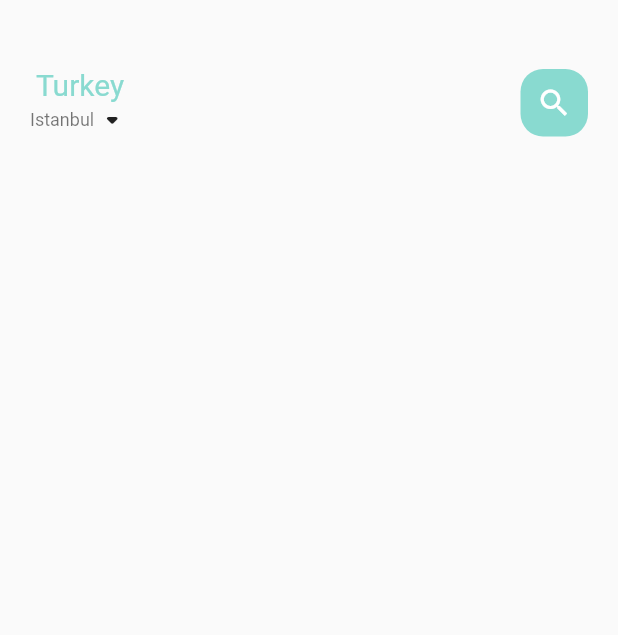
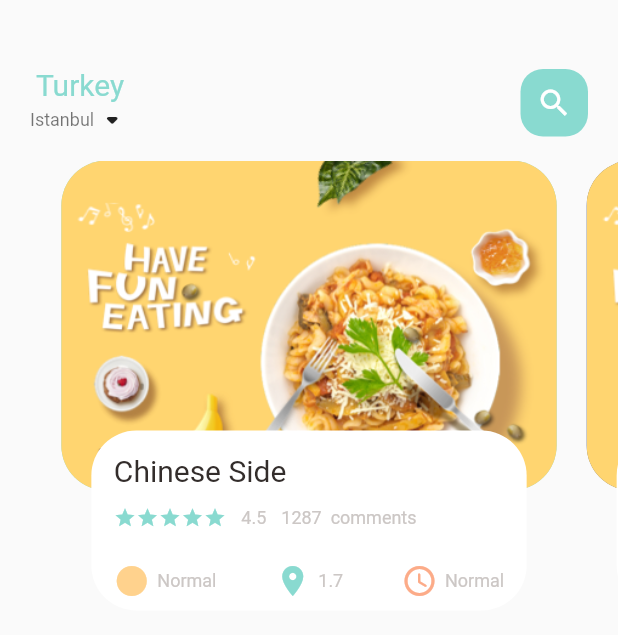
Before and after one commit to mehrdad03/food_delivery, a Flutter app: the screen it shows after launch, on a phone screen of 412 x 824 dp. Shown: the top 635 px of the screen. Run offline on Flutter 3.47's test engine with Material 2 defaults, Android fonts, the phone set to English and light mode, and no system bars.

Commit message:
design slider in food_page_body.dart

```diff
--- /dev/null
+++ b/lib/home/food_page_body.dart
@@ -0,0 +1,117 @@
+import 'package:flutter/cupertino.dart';
+import 'package:flutter/material.dart';
+import 'package:food_delivery/utils/colors.dart';
+import 'package:food_delivery/widgets/big_text.dart';
+import 'package:food_delivery/widgets/icon_and_text_widget.dart';
+import 'package:food_delivery/widgets/small_text.dart';
+
+class FoodPageBody extends StatefulWidget {
+  const FoodPageBody({Key? key}) : super(key: key);
+
+  @override
+  State<FoodPageBody> createState() => _FoodPageBodyState();
+}
+
+class _FoodPageBodyState extends State<FoodPageBody> {
+  PageController pageController = PageController(viewportFraction: .85);
+
+  @override
+  Widget build(BuildContext context) {
+    return Container(
+      height: 320,
+      child: PageView.builder(
+          controller: pageController,
+          itemCount: 5,
+          itemBuilder: (context, position) {
+            return _buildPageItem(position);
+          }),
+    );
+  }
+}
+
+Widget _buildPageItem(int index) {
+  return Stack(
+    children: [
+      Container(
+          height: 220,
+          margin: const EdgeInsets.only(left: 10, right: 10),
+          decoration: BoxDecoration(
+            borderRadius: BorderRadius.circular(30),
+            color: index.isEven ? AppColors.mainColor : Colors.black54,
+            image: const DecorationImage(
+                fit: BoxFit.cover, image: AssetImage("assets/image/food0.png")),
+          )),
+      Align(
+        //like position widget
+        alignment: Alignment.bottomCenter,
+        child: Container(
+          height: 120,
+          margin: const EdgeInsets.only(
+            left: 30,
+            bottom: 20,
+            right: 30,
+          ),
+          decoration: BoxDecoration(
+              borderRadius: BorderRadius.circular(30), color: Colors.white),
+          child: Container(
+            padding: EdgeInsets.only(top: 15, left: 15, right: 15),
+            child: Column(
+              crossAxisAlignment: CrossAxisAlignment.start,
+              children: [
+                BigText(text: "Chinese Side"),
+                SizedBox(
+                  height: 10,
+                ),
+                Row(
+                  children: [
+                    Wrap(
+                      //put children horizontally
+                      children: List.generate(
+                          5,
+                          (index) => Icon(
+                                Icons.star,
+                                color: AppColors.mainColor,
+                                size: 15,
+                              )),
+                    ),
+                    const SizedBox(
+                      width: 10,
+                    ),
+                    SmallText(text: "4.5"),
+                    const SizedBox(
+                      width: 10,
+                    ),
+                    SmallText(text: "1287  comments"),
+                    const SizedBox(
+                      height: 20,
+                    ),
+                  ],
+                ),
+                const SizedBox(
+                  height: 20,
+                ),
+                Row(
+                  mainAxisAlignment: MainAxisAlignment.spaceBetween,
+                  children: [
+                    IconAndTextWidget(
+                        text: 'Normal',
+                        icon: Icons.circle_sharp,
+                        iconColor: AppColors.iconColor1),
+                    IconAndTextWidget(
+                        text: '1.7',
+                        icon: Icons.location_on,
+                        iconColor: AppColors.mainColor),
+                    IconAndTextWidget(
+                        text: 'Normal',
+                        icon: Icons.access_time_rounded,
+                        iconColor: AppColors.iconColor2),
+                  ],
+                )
+              ],
+            ),
+          ),
+        ),
+      ),
+    ],
+  );
+}
--- a/lib/home/main_food_page.dart
+++ b/lib/home/main_food_page.dart
@@ -3,6 +3,8 @@ import 'package:flutter/material.dart';
 import 'package:food_delivery/utils/colors.dart';
 import 'package:food_delivery/widgets/big_text.dart';
 import 'package:food_delivery/widgets/small_text.dart';
+
+import 'food_page_body.dart';
 
 class MainFoodPage extends StatefulWidget {
   const MainFoodPage({Key? key}) : super(key: key);
@@ -15,31 +17,35 @@ class _MainFoodPageState extends State<MainFoodPage> {
   @override
   Widget build(BuildContext context) {
     return Scaffold(
-      body:Column(
-        children: [ Container(
+      body: Column(
+        children: [
+          Container(
             child: Container(
-            padding: EdgeInsets.only(left: 20,right: 20),
-            margin: EdgeInsets.only(top: 45,bottom: 15),
+              padding: EdgeInsets.only(left: 20, right: 20),
+              margin: EdgeInsets.only(top: 45, bottom: 15),
               child: Row(
                 mainAxisAlignment: MainAxisAlignment.spaceBetween,
-
                 children: [
                   Column(
                     children: [
-                    BigText(text: 'Turkey',color: AppColors.mainColor),
+                      BigText(text: 'Turkey', color: AppColors.mainColor),
                       Row(
                         children: [
-                        SmallText(text: "Istanbul",color: Colors.black54,),
+                          SmallText(
+                            text: "Istanbul",
+                            color: Colors.black54,
+                          ),
                           Icon(Icons.arrow_drop_down_rounded)
                         ],
                       ),
-
                     ],
                   ),
                   Center(
                     child: Container(
-                    child: Icon(Icons.search,color: Colors.white,),
-
+                      child: Icon(
+                        Icons.search,
+                        color: Colors.white,
+                      ),
                       width: 45,
                       height: 45,
                       decoration: BoxDecoration(
@@ -47,11 +53,12 @@ class _MainFoodPageState extends State<MainFoodPage> {
                           color: AppColors.mainColor),
                     ),
                   ),
-
                 ],
               ),
+            ), //app bar
           ),
-        )],
+          FoodPageBody()
+        ],
       ),
     );
   }
--- /dev/null
+++ b/lib/widgets/icon_and_text_widget.dart
@@ -0,0 +1,27 @@
+import 'package:flutter/cupertino.dart';
+import 'package:food_delivery/widgets/small_text.dart';
+
+class IconAndTextWidget extends StatelessWidget {
+  final String text;
+  final IconData icon;
+  final Color iconColor;
+
+  const IconAndTextWidget(
+      {Key? key,
+      required this.text,
+
+      required this.icon,
+      required this.iconColor})
+      : super(key: key);
+
+  @override
+  Widget build(BuildContext context) {
+    return Row(
+      children: [
+        Icon(icon,color: iconColor,),
+        const SizedBox(width: 5),
+        SmallText(text: text)
+      ],
+    );
+  }
+}
```
Lines whose indentation alone changed are shown as unchanged.
